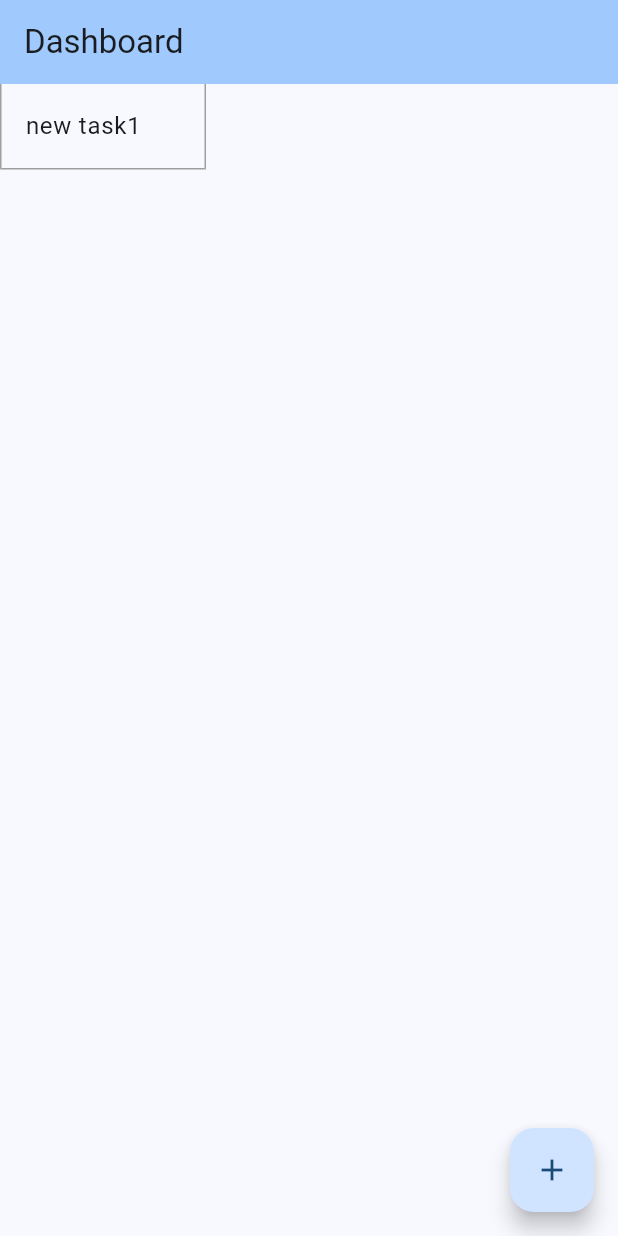
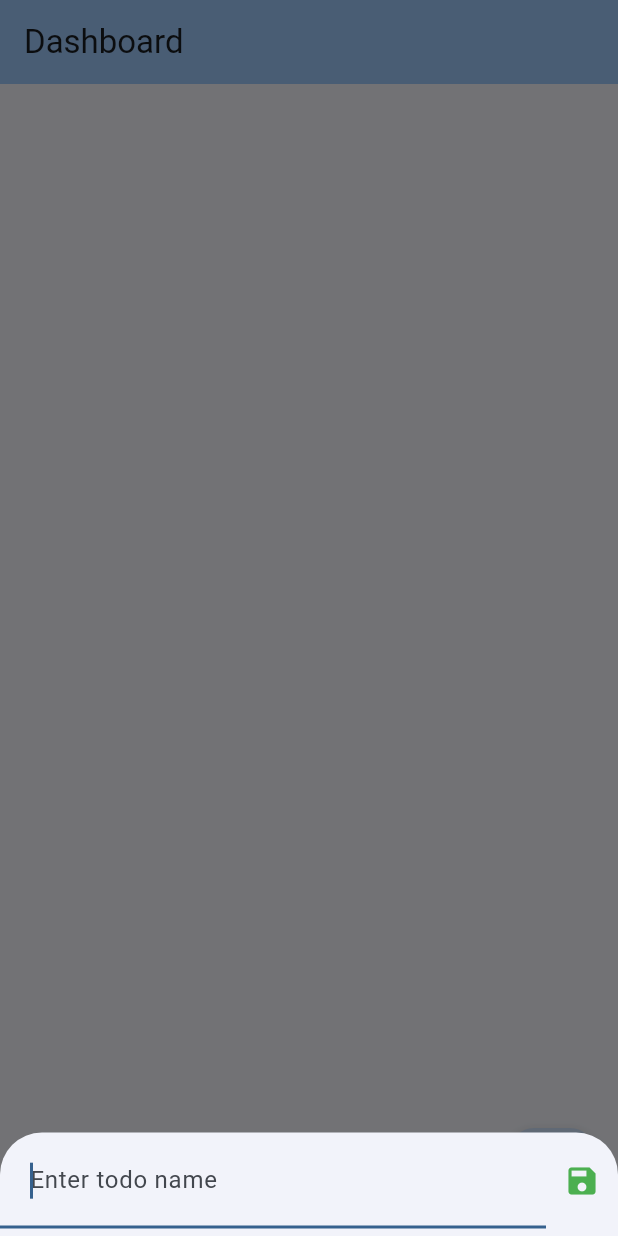
Before and after one commit to cdq73700/flutter_todo_app, a Flutter app: the screen it shows after launch, after a tap on the "add" icon, on a phone screen of 412 x 824 dp. Run offline on Flutter 3.47's test engine with Material 3 defaults, Android fonts, the phone set to English and light mode, and no system bars; our stand-ins replace go_router.

Commit message:
TODO登録前にタイトルを入力できるように追加

```diff
--- a/lib/app/dashboard.dart
+++ b/lib/app/dashboard.dart
@@ -1,7 +1,6 @@
 import 'package:flutter/material.dart';
-import 'package:provider/provider.dart';
-import 'package:test_application/models/taskModel.widget.dart';
 import 'package:test_application/widgets/AppBar/customAppBar.widget.dart';
+import 'package:test_application/widgets/Task/taskAddField.widget.dart';
 import 'package:test_application/widgets/Task/taskDetail.widget.dart';
 import 'package:test_application/widgets/Task/taskListView.widget.dart';
 
@@ -12,8 +11,6 @@ class Dashboard extends StatelessWidget {
 
   @override
   Widget build(BuildContext context) {
-    final taskProvider = Provider.of<TaskModel>(context);
-
     return Scaffold(
       appBar: CustomAppBarWidget(title: title),
       body: const Row(children: [
@@ -21,9 +18,12 @@ class Dashboard extends StatelessWidget {
         Flexible(flex: 2, child: TaskListDetail())
       ]),
       floatingActionButton: FloatingActionButton(
-          onPressed: () {
-            taskProvider.addTask("new task");
-          },
+          onPressed: () => showModalBottomSheet(
+              context: context,
+              isScrollControlled: false,
+              builder: (BuildContext context) {
+                return const TaskAddField();
+              }),
           child: const Icon(Icons.add)),
     );
   }
--- /dev/null
+++ b/lib/models/taskFormModel.widget.dart
@@ -0,0 +1,30 @@
+import 'package:flutter/material.dart';
+import 'package:provider/provider.dart';
+import 'package:test_application/models/taskModel.widget.dart';
+
+class TaskFormModel {
+  TaskFormModel({required this.context, required this.formKey}) {
+    provider = Provider.of<TaskModel>(context);
+  }
+
+  final BuildContext context;
+  final GlobalKey<FormState> formKey;
+  late TaskModel provider;
+  final controller = TextEditingController();
+  final focusNode = FocusNode();
+  String? validator(String? value) {
+    if (value == null || value.isEmpty) {
+      return 'Please enter some todo name';
+    }
+    return null;
+  }
+
+  void onSaved() {
+    if (formKey.currentState!.validate()) {
+      provider.addTask(controller.text);
+      Navigator.of(context).pop();
+    } else {
+      focusNode.requestFocus();
+    }
+  }
+}
--- a/lib/models/taskModel.widget.dart
+++ b/lib/models/taskModel.widget.dart
@@ -14,8 +14,7 @@ class TaskModel extends ChangeNotifier {
   void addTask(String name) {
     Uuid uuid = const Uuid();
     String id = uuid.v1();
-    int length = taskList.length + 1;
-    taskList.add(TaskType(id: id, name: name + length.toString()));
+    taskList.add(TaskType(id: id, name: name));
     notifyListeners();
   }
 
--- /dev/null
+++ b/lib/widgets/Button/saveButton.widget.dart
@@ -0,0 +1,19 @@
+import 'package:flutter/material.dart';
+
+class SaveIconButton extends StatelessWidget {
+  const SaveIconButton({super.key, required this.handleClick});
+
+  final VoidCallback handleClick;
+
+  @override
+  Widget build(BuildContext context) {
+    return IconButton(
+      onPressed: () {
+        handleClick();
+      },
+      icon: const Icon(Icons.save),
+      color: Colors.green,
+      tooltip: "SAVE",
+    );
+  }
+}
--- /dev/null
+++ b/lib/widgets/Form/TaskForm.widget.dart
@@ -0,0 +1,26 @@
+import 'package:flutter/material.dart';
+import 'package:test_application/models/taskFormModel.widget.dart';
+import 'package:test_application/widgets/Button/saveButton.widget.dart';
+import 'package:test_application/widgets/InputField/taskTextFormField.widget.dart';
+
+class TaskAddForm extends StatelessWidget {
+  const TaskAddForm({super.key});
+
+  @override
+  Widget build(BuildContext context) {
+    final formKey = GlobalKey<FormState>();
+    final taskFormProvider = TaskFormModel(context: context, formKey: formKey);
+
+    return Form(
+        key: formKey,
+        child: Row(children: [
+          Flexible(
+              child: TaskTextField(
+                  controller: taskFormProvider.controller,
+                  focusNode: taskFormProvider.focusNode,
+                  validator: taskFormProvider.validator,
+                  onSaved: taskFormProvider.onSaved)),
+          SaveIconButton(handleClick: taskFormProvider.onSaved),
+        ]));
+  }
+}
--- /dev/null
+++ b/lib/widgets/InputField/taskTextFormField.widget.dart
@@ -0,0 +1,32 @@
+import 'package:flutter/material.dart';
+
+class TaskTextField extends StatelessWidget {
+  const TaskTextField(
+      {super.key,
+      required this.controller,
+      required this.focusNode,
+      required this.validator,
+      required this.onSaved});
+
+  final TextEditingController controller;
+  final FocusNode focusNode;
+  final String? Function(String?) validator;
+  final VoidCallback onSaved;
+
+  @override
+  Widget build(BuildContext context) {
+    return TextFormField(
+      controller: controller,
+      autofocus: true,
+      focusNode: focusNode,
+      decoration: const InputDecoration(
+        hintText: 'Enter todo name',
+        contentPadding: EdgeInsets.symmetric(horizontal: 20, vertical: 20),
+      ),
+      validator: validator,
+      onFieldSubmitted: (value) {
+        onSaved();
+      },
+    );
+  }
+}
--- /dev/null
+++ b/lib/widgets/Task/taskAddField.widget.dart
@@ -0,0 +1,15 @@
+import 'package:flutter/material.dart';
+import 'package:test_application/widgets/Form/TaskForm.widget.dart';
+
+class TaskAddField extends StatelessWidget {
+  const TaskAddField({super.key});
+
+  @override
+  Widget build(BuildContext context) {
+    return Padding(
+      padding:
+          EdgeInsets.only(bottom: MediaQuery.of(context).viewInsets.bottom + 5),
+      child: const TaskAddForm(),
+    );
+  }
+}
```
